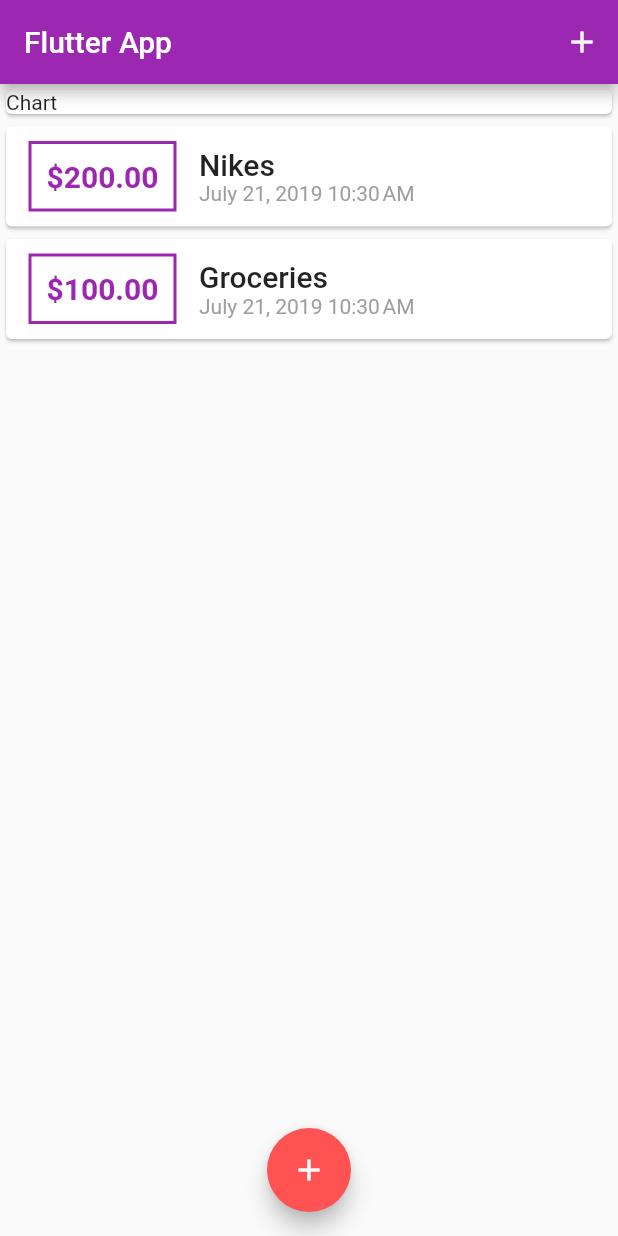
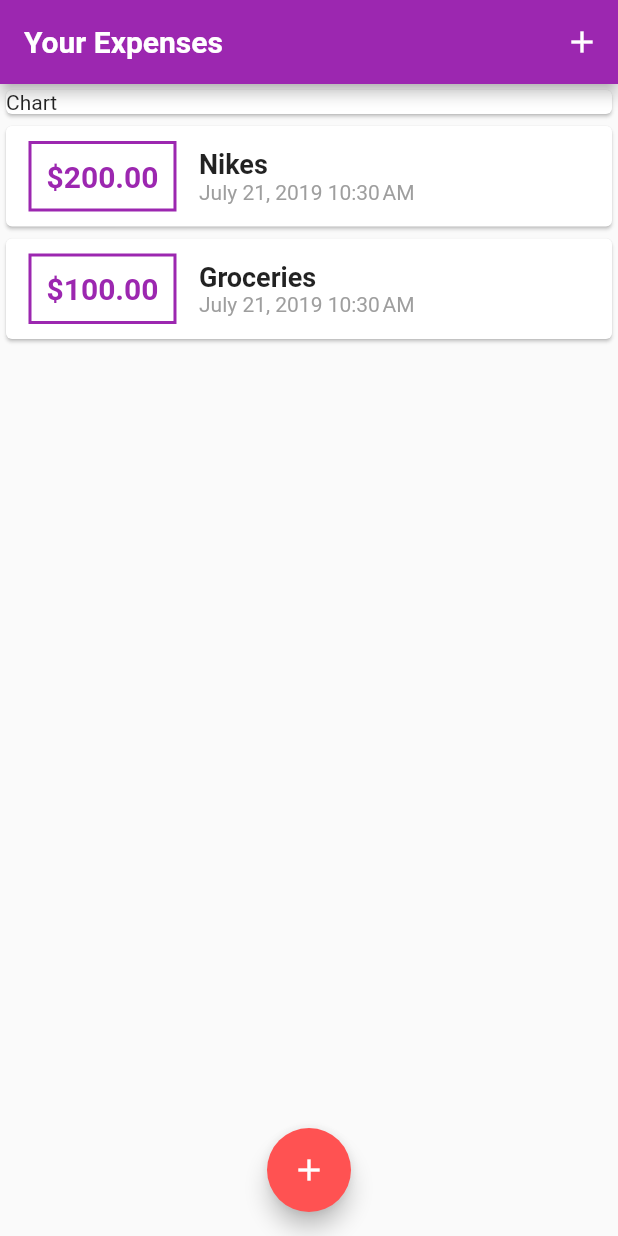
Before and after one commit to khari998/WalletTrackr, a Flutter app: the screen it shows after launch, on a phone screen of 412 x 824 dp. Run offline on Flutter 3.47's test engine with Material 2 defaults, Android fonts, the phone set to English and light mode, and no system bars.

Commit message:
Added custom Font to UI theme -- Roboto Font

```diff
--- a/lib/main.dart
+++ b/lib/main.dart
@@ -14,6 +14,23 @@ class MyApp extends StatelessWidget {
       theme: ThemeData(
         primarySwatch: Colors.purple,
         accentColor: Colors.redAccent,
+        fontFamily: 'Roboto',
+        textTheme: ThemeData.light().textTheme.copyWith(
+              title: TextStyle(
+                fontFamily: 'Roboto',
+                fontSize: 18,
+                fontWeight: FontWeight.bold,
+              ),
+            ),
+        appBarTheme: AppBarTheme(
+          textTheme: ThemeData.light().textTheme.copyWith(
+                title: TextStyle(
+                  fontFamily: 'Roboto',
+                  fontSize: 20,
+                  fontWeight: FontWeight.bold,
+                ),
+              ),
+        ),
       ),
       home: MyHomePage(),
     );
@@ -70,7 +87,7 @@ class _MyHomePageState extends State<MyHomePage> {
   Widget build(BuildContext context) {
     return Scaffold(
       appBar: AppBar(
-        title: Text('Flutter App'),
+        title: Text('Your Expenses'),
         actions: <Widget>[
           IconButton(
             icon: Icon(Icons.add),
```
Also changed, not shown: pubspec.yaml (+34 -6 lines), assets/fonts/Roboto-Black.ttf (added), assets/fonts/Roboto-BlackItalic.ttf (added), assets/fonts/Roboto-Bold.ttf (added), assets/fonts/Roboto-BoldItalic.ttf (added), assets/fonts/Roboto-Light.ttf (added), assets/fonts/Roboto-LightItalic.ttf (added), assets/fonts/Roboto-Medium.ttf (added), assets/fonts/Roboto-MediumItalic.ttf (added), assets/fonts/Roboto-Regular.ttf (added), assets/fonts/Roboto-RegularItalic.ttf (added), assets/fonts/Roboto-Thin.ttf (added), assets/fonts/Roboto-ThinItalic.ttf (added).
